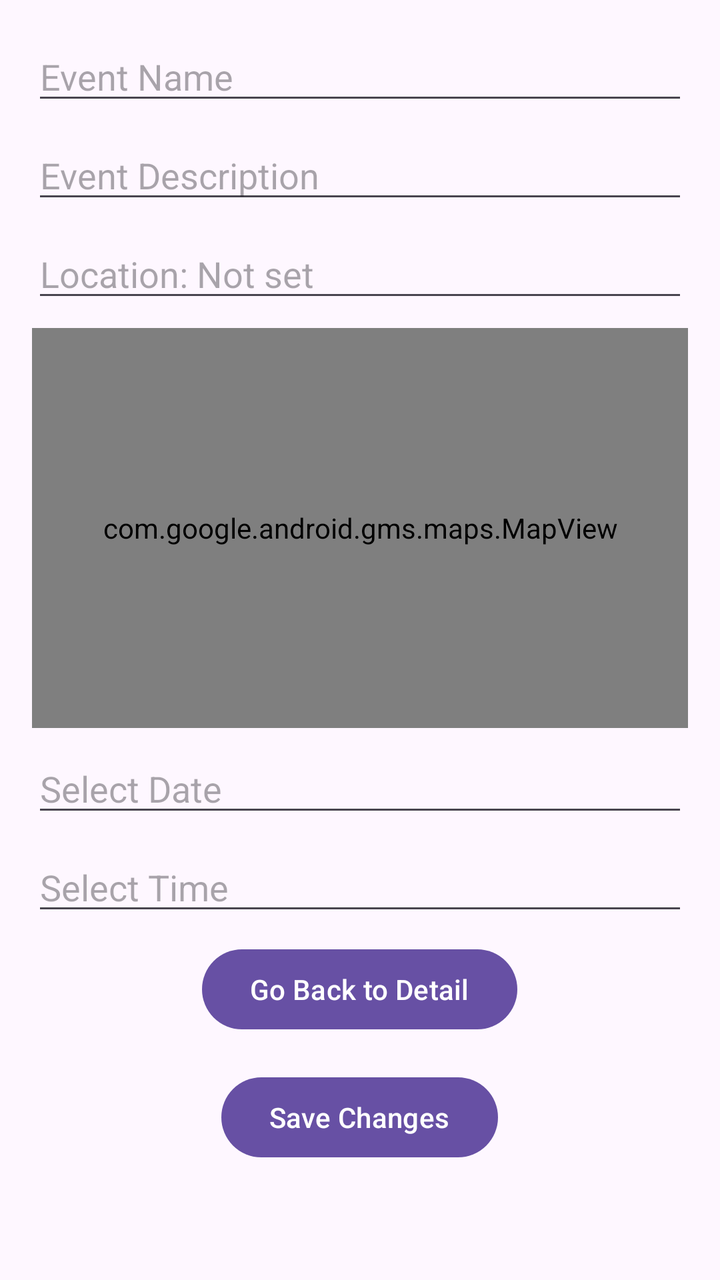
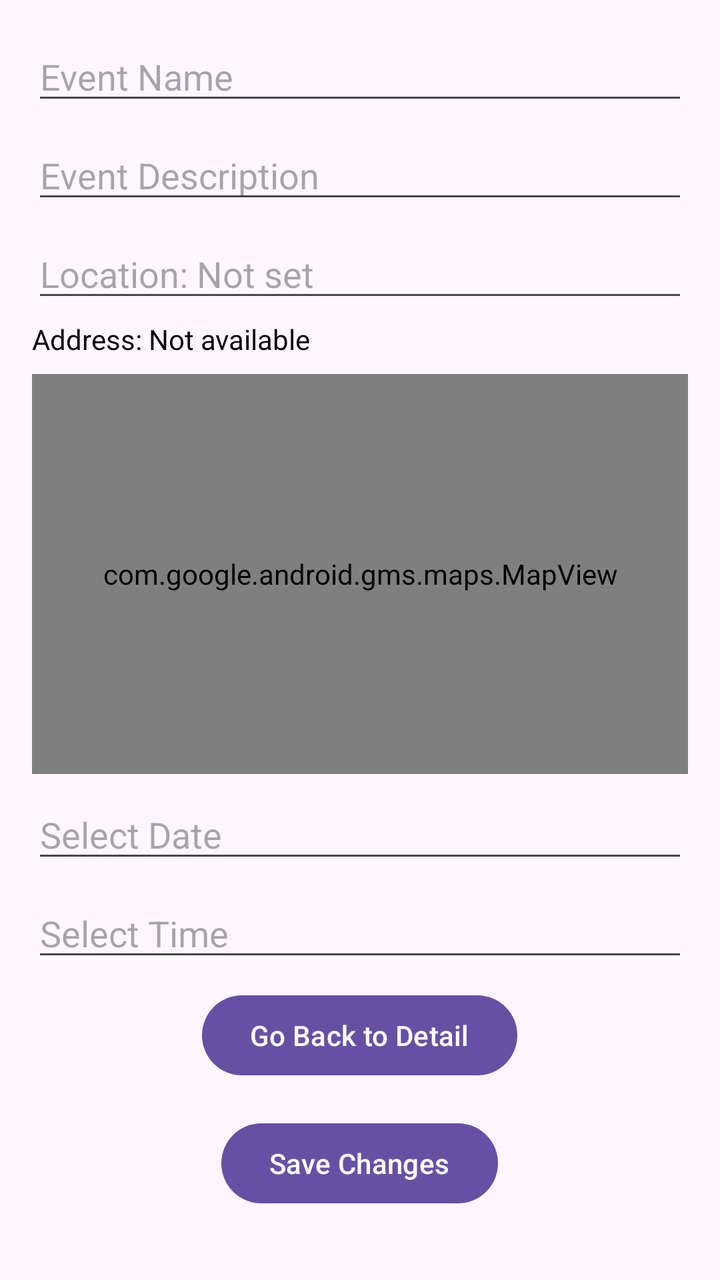

Screens rendered from an Android XML layout before and after an edit, with the pre-edit source and the edit as a unified diff.
<!-- AndroidManifest.xml: application theme Theme.Project2_login -->
<!-- res/layout/activity_modify_event.xml -->
<LinearLayout xmlns:android="http://schemas.android.com/apk/res/android"
    android:layout_width="match_parent"
    android:layout_height="match_parent"
    android:orientation="vertical"
    android:padding="16dp">

    <EditText
        android:id="@+id/edit_event_name"
        android:layout_width="match_parent"
        android:layout_height="wrap_content"
        android:hint="Event Name" />

    <EditText
        android:id="@+id/edit_event_description"
        android:layout_width="match_parent"
        android:layout_height="wrap_content"
        android:hint="Event Description"
        android:layout_marginTop="8dp" />

    
    <EditText
        android:id="@+id/edit_event_location"
        android:layout_width="match_parent"
        android:layout_height="wrap_content"
        android:layout_marginTop="8dp"
        android:hint="Location: Not set"
        android:focusable="false" />

    
    <com.google.android.gms.maps.MapView
        android:id="@+id/edit_map"
        android:layout_width="match_parent"
        android:layout_height="200dp"
        android:layout_marginTop="8dp" />

    
    <EditText
        android:id="@+id/edit_event_date"
        android:layout_width="match_parent"
        android:layout_height="wrap_content"
        android:hint="Select Date"
        android:focusable="false"
        android:layout_marginTop="8dp" />

    
    <EditText
        android:id="@+id/edit_event_time"
        android:layout_width="match_parent"
        android:layout_height="wrap_content"
        android:hint="Select Time"
        android:focusable="false"
        android:layout_marginTop="8dp" />

    <Button
        android:id="@+id/go_back_button"
        android:layout_width="wrap_content"
        android:layout_height="wrap_content"
        android:layout_gravity="center"
        android:text="Go Back to Detail"
        android:layout_marginTop="8dp" />

    <Button
        android:id="@+id/save_event_button"
        android:layout_width="wrap_content"
        android:layout_height="wrap_content"
        android:layout_gravity="center"
        android:text="Save Changes"
        android:layout_marginTop="16dp"/>
</LinearLayout>
<!-- resources referenced by this layout -->
<resources>
  <style name="Theme.Project2_login" parent="Base.Theme.Project2_login" />
  <style name="Base.Theme.Project2_login" parent="Theme.Material3.DayNight.NoActionBar">
          
          
      </style>
</resources>

<!-- the commit's change to res/layout/activity_modify_event.xml (unified diff, before → after) -->
@@ -25,6 +25,16 @@
         android:layout_marginTop="8dp"
         android:hint="Location: Not set"
         android:focusable="false" />
+
+    
+    <TextView
+        android:id="@+id/edit_event_address"
+        android:layout_width="match_parent"
+        android:layout_height="wrap_content"
+        android:layout_marginTop="4dp"
+        android:text="Address: Not available"
+        android:textSize="14sp"
+        android:textColor="@android:color/black" />
 
     
     <com.google.android.gms.maps.MapView
